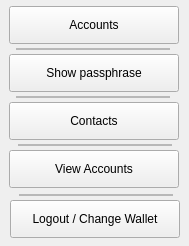
Before: the Qt Designer form core_desktop/navmenuaccount.ui in mwcproject/mwc-qt-wallet, drawn with Qt 5.
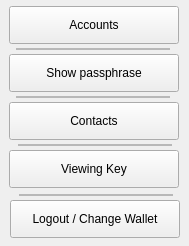
After: the same form once the commit is applied. Custom widgets are drawn as their Qt base class.

Diff of the .ui file:
```diff
--- a/core_desktop/navmenuaccount.ui
+++ b/core_desktop/navmenuaccount.ui
@@ -110,7 +110,7 @@
     </rect>
    </property>
    <property name="text">
-    <string>View Accounts</string>
+    <string>Viewing Key</string>
    </property>
   </widget>
   <widget class="control::MwcFrameWithBorder" name="frame_5">
```
